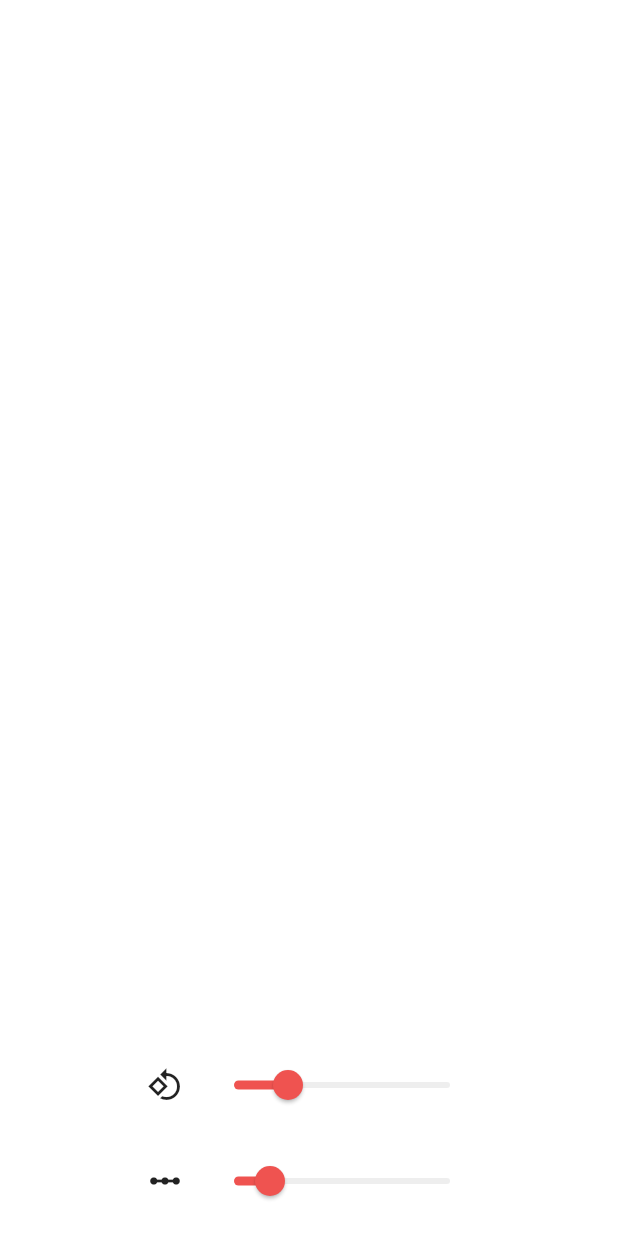
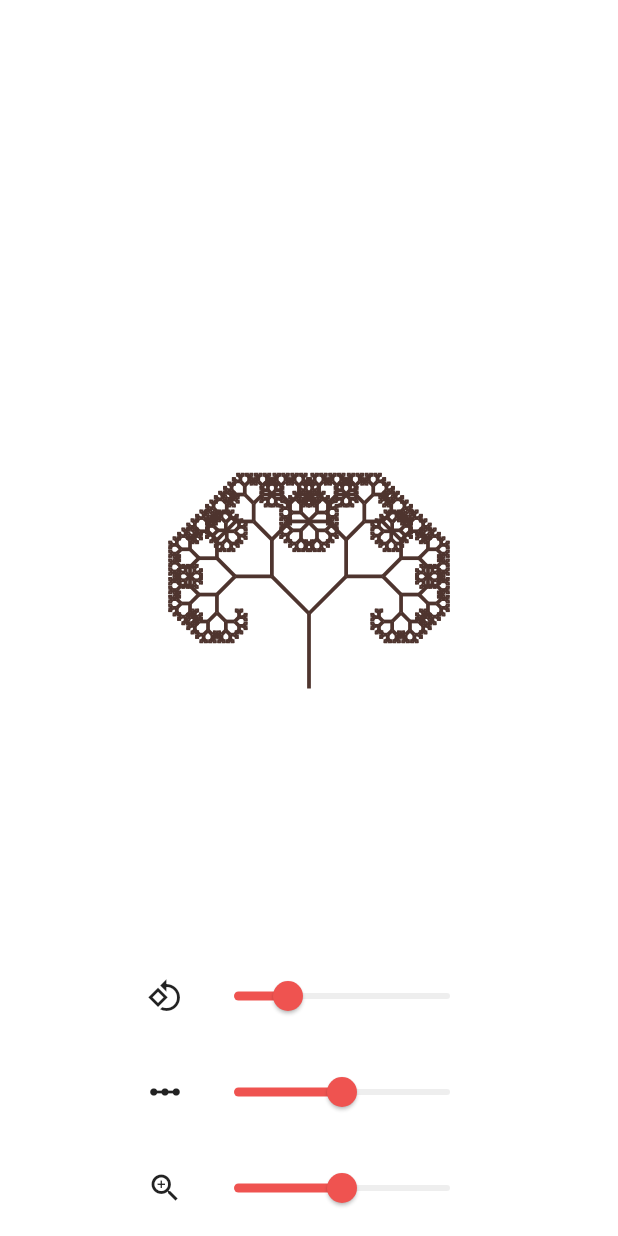
Before and after one commit to akshansh2000/fractals, a Flutter app: the screen it shows after launch, on a phone screen of 412 x 824 dp. Run offline on Flutter 3.47's test engine with Material 2 defaults, Android fonts, the phone set to English and light mode, and no system bars.

Commit message:
added tree

```diff
--- a/lib/main.dart
+++ b/lib/main.dart
@@ -44,7 +44,7 @@ class AppBody extends StatefulWidget {
 }
 
 class _AppBodyState extends State<AppBody> {
-  double angle = pi / 4, height = 5;
+  double angle = pi / 4, height = 10, scale = 0.5;
   Size size;
 
   @override
@@ -53,29 +53,30 @@ class _AppBodyState extends State<AppBody> {
 
     return Scaffold(
       backgroundColor: Colors.white10,
-      body: CustomPaint(
-        painter: FractalPainter(),
+      body: Transform.scale(
+        scale: scale,
+        child: CustomPaint(
+          painter: FractalPainter(height, angle),
           child: Container(),
         ),
-      bottomNavigationBar: Container(
-        height: size.height / 6,
-        child: BottomAppBar(
+      ),
+      bottomNavigationBar: BottomAppBar(
         elevation: 0,
         color: Colors.white,
         child: Column(
           mainAxisAlignment: MainAxisAlignment.center,
-            mainAxisSize: MainAxisSize.max,
+          mainAxisSize: MainAxisSize.min,
           children: <Widget>[
             customSlider(),
             customSlider(isHeight: true),
+            customSlider(isScale: true),
           ],
-          ),
         ),
       ),
     );
   }
 
-  Widget customSlider({bool isHeight = false}) {
+  Widget customSlider({bool isHeight = false, bool isScale = false}) {
     return Row(
       mainAxisSize: MainAxisSize.max,
       mainAxisAlignment: MainAxisAlignment.center,
@@ -83,17 +84,21 @@ class _AppBodyState extends State<AppBody> {
         Padding(
           padding: EdgeInsets.symmetric(horizontal: 10, vertical: 20),
           child: Icon(
-            isHeight ? Icons.linear_scale : Icons.rotate_90_degrees_ccw,
+            isHeight
+                ? Icons.linear_scale
+                : isScale ? Icons.zoom_in : Icons.rotate_90_degrees_ccw,
           ),
         ),
         Slider(
           min: 0,
-          max: isHeight ? 30 : pi,
+          max: isHeight ? 20 : isScale ? 1 : pi,
           activeColor: Colors.red[400],
           inactiveColor: Colors.grey[200],
-          value: isHeight ? height : angle,
+          value: isHeight ? height : isScale ? scale : angle,
           onChanged: (newValue) => setState(
-            () => isHeight ? height = newValue : angle = newValue,
+            () => isHeight
+                ? height = newValue
+                : isScale ? scale = newValue : angle = newValue,
           ),
         ),
       ],
@@ -101,9 +106,48 @@ class _AppBodyState extends State<AppBody> {
   }
 }
 
+int counter = 0;
+
 class FractalPainter extends CustomPainter {
+  Canvas _canvas;
+  Paint _paint;
+  double _height, _angle;
+
+  FractalPainter(this._height, this._angle);
+
   @override
-  void paint(Canvas canvas, Size size) {}
+  void paint(Canvas canvas, Size size) {
+    _canvas = canvas;
+    _paint = Paint()
+      ..color = Colors.brown[800]
+      ..strokeWidth = 5
+      ..strokeJoin = StrokeJoin.bevel
+      ..style = PaintingStyle.stroke;
+
+    canvas.translate(size.width / 2, size.height - 30);
+    drawBranch(_height * _height);
+  }
+
+  void drawBranch(double length) {
+    _canvas.drawLine(Offset(0, 0), Offset(0, -length), _paint);
+    _canvas.translate(0, -length);
+
+    if (counter == length.round()) return;
+
+    if (length > 4) {
+      _canvas.save();
+      _canvas.rotate(_angle);
+      ++counter;
+      drawBranch(length * 0.7);
+      _canvas.restore();
+
+      _canvas.save();
+      _canvas.rotate(-_angle);
+      ++counter;
+      drawBranch(length * 0.7);
+      _canvas.restore();
+    }
+  }
 
   @override
   bool shouldRepaint(FractalPainter oldDelegate) => false;
```
Lines whose indentation alone changed are shown as unchanged.
